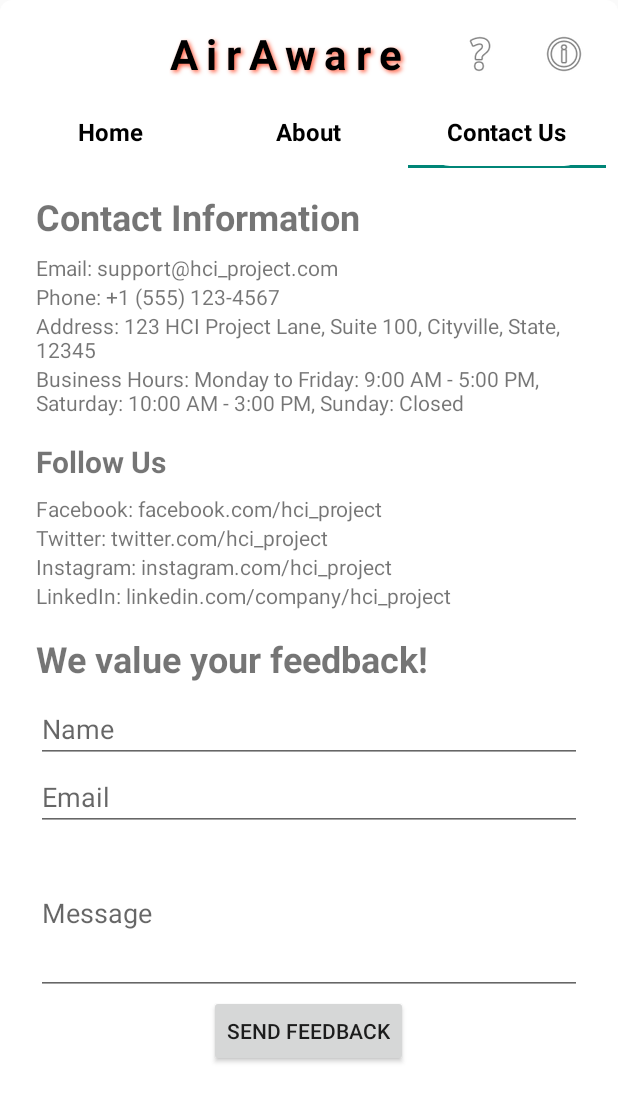
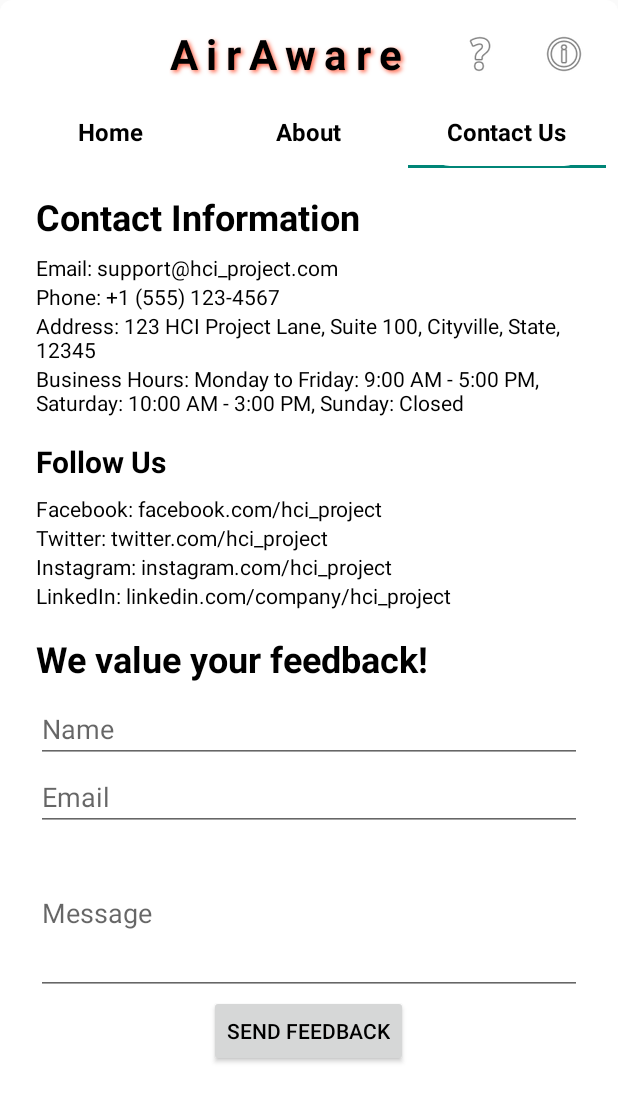
Before and after one commit to YashaswiNayak/PollutionTracking, an Android app: the screen it shows after launch (MainActivity), tab 3 chosen, on a phone screen of 412 x 824 dp. Shown: the top 1101 px of the screen. Run offline under Robolectric (Android 15) with nearby library versions, the phone set to English and light mode, and no system bars.

```diff
--- a/app/src/main/res/layout/fragment_about.xml
+++ b/app/src/main/res/layout/fragment_about.xml
@@ -2,14 +2,14 @@
     android:layout_width="match_parent"
     android:layout_height="match_parent"
     android:padding="16dp"
-    android:background="@drawable/background_about">
-
+    android:background="@android:color/white"> <!-- Set to white explicitly -->
 
     <LinearLayout
         android:layout_width="match_parent"
         android:layout_height="wrap_content"
         android:orientation="vertical"
-        android:padding="16dp">
+        android:padding="16dp"
+        android:background="@android:color/white"> <!-- Set to white explicitly -->
 
         <!-- Title -->
         <TextView
@@ -176,7 +176,6 @@
             android:paddingBottom="16dp"
             android:textColor="@android:color/darker_gray"/>
 
-
     </LinearLayout>
 
 </ScrollView>
--- a/app/src/main/res/layout/fragment_contact.xml
+++ b/app/src/main/res/layout/fragment_contact.xml
@@ -3,7 +3,7 @@
     android:layout_height="match_parent"
     android:orientation="vertical"
     android:padding="16dp"
-    android:background="@drawable/background_contact">
+    android:background="@android:color/white"> <!-- Set to white background -->
 
     <TextView
         android:id="@+id/contactInfoTitle"
@@ -11,33 +11,39 @@
         android:layout_height="wrap_content"
         android:text="Contact Information"
         android:textSize="24sp"
+        android:textColor="@android:color/black"
         android:textStyle="bold"
         android:paddingBottom="8dp"/>
 
     <TextView
         android:layout_width="wrap_content"
+        android:textColor="@android:color/black"
         android:layout_height="wrap_content"
         android:text="Email: support@hci_project.com"/>
 
     <TextView
         android:layout_width="wrap_content"
+        android:textColor="@android:color/black"
         android:layout_height="wrap_content"
         android:text="Phone: +1 (555) 123-4567"/>
 
     <TextView
         android:layout_width="wrap_content"
+        android:textColor="@android:color/black"
         android:layout_height="wrap_content"
         android:text="Address: 123 HCI Project Lane, Suite 100, Cityville, State, 12345"/>
 
     <TextView
         android:layout_width="wrap_content"
         android:layout_height="wrap_content"
+        android:textColor="@android:color/black"
         android:text="Business Hours: Monday to Friday: 9:00 AM - 5:00 PM, Saturday: 10:00 AM - 3:00 PM, Sunday: Closed"
         android:paddingBottom="16dp"/>
 
     <TextView
         android:layout_width="wrap_content"
         android:layout_height="wrap_content"
+        android:textColor="@android:color/black"
         android:text="Follow Us"
         android:textSize="20sp"
         android:textStyle="bold"
@@ -46,27 +52,32 @@
     <TextView
         android:layout_width="wrap_content"
         android:layout_height="wrap_content"
+        android:textColor="@android:color/black"
         android:text="Facebook: facebook.com/hci_project"/>
 
     <TextView
         android:layout_width="wrap_content"
         android:layout_height="wrap_content"
+        android:textColor="@android:color/black"
         android:text="Twitter: twitter.com/hci_project"/>
 
     <TextView
         android:layout_width="wrap_content"
         android:layout_height="wrap_content"
+        android:textColor="@android:color/black"
         android:text="Instagram: instagram.com/hci_project"/>
 
     <TextView
         android:layout_width="wrap_content"
         android:layout_height="wrap_content"
+        android:textColor="@android:color/black"
         android:text="LinkedIn: linkedin.com/company/hci_project"
         android:paddingBottom="16dp"/>
 
     <TextView
         android:layout_width="wrap_content"
         android:layout_height="wrap_content"
+        android:textColor="@android:color/black"
         android:text="We value your feedback!"
         android:textSize="24sp"
         android:textStyle="bold"
@@ -75,6 +86,7 @@
     <EditText
         android:id="@+id/nameInput"
         android:layout_width="match_parent"
+        android:textColor="@android:color/black"
         android:layout_height="wrap_content"
         android:hint="Name"/>
 
@@ -82,11 +94,13 @@
         android:id="@+id/emailInput"
         android:layout_width="match_parent"
         android:layout_height="wrap_content"
+        android:textColor="@android:color/black"
         android:hint="Email"/>
 
     <EditText
         android:id="@+id/messageInput"
         android:layout_width="match_parent"
+        android:textColor="@android:color/black"
         android:layout_height="wrap_content"
         android:hint="Message"
         android:inputType="textMultiLine"
@@ -96,6 +110,7 @@
     <Button
         android:id="@+id/sendFeedbackButton"
         android:layout_width="wrap_content"
+        android:textColor="@android:color/black"
         android:layout_height="wrap_content"
         android:text="Send Feedback"
         android:layout_gravity="center"/>
```
